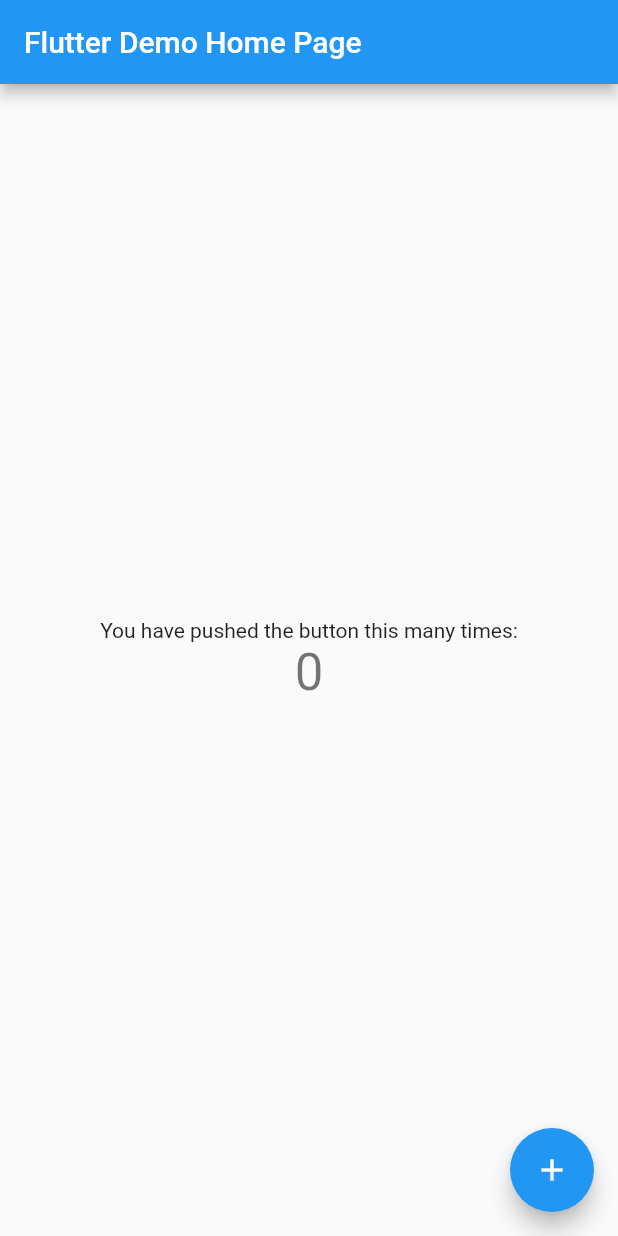
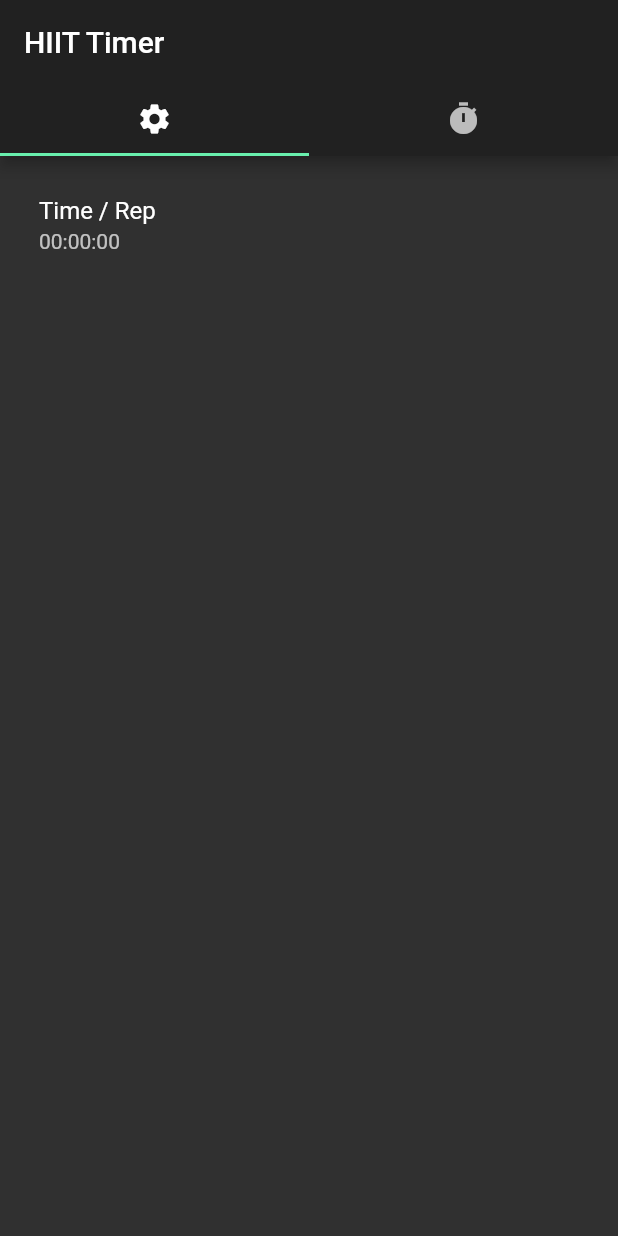
Before and after one commit to DJayalath/hiit_timer, a Flutter app: the screen it shows after launch, on a phone screen of 412 x 824 dp. Run offline on Flutter 3.47's test engine with Material 2 defaults, Android fonts, the phone set to English and light mode, and no system bars; missing offline and left inert: flutter_picker.

Commit message:
Skeleton structure with rep time selection

```diff
--- a/lib/main.dart
+++ b/lib/main.dart
@@ -1,111 +1,56 @@
 import 'package:flutter/material.dart';
 
-void main() => runApp(MyApp());
+import 'settings.dart';
+import 'timer.dart';
 
-class MyApp extends StatelessWidget {
-  // This widget is the root of your application.
+void main() => runApp(HIITTimer());
+
+class HIITTimer extends StatelessWidget {
+  // Root of application
   @override
   Widget build(BuildContext context) {
     return MaterialApp(
-      title: 'Flutter Demo',
+      title: 'HIIT Timer',
+      themeMode: ThemeMode.dark,
       theme: ThemeData(
-        // This is the theme of your application.
-        //
-        // Try running your application with "flutter run". You'll see the
-        // application has a blue toolbar. Then, without quitting the app, try
-        // changing the primarySwatch below to Colors.green and then invoke
-        // "hot reload" (press "r" in the console where you ran "flutter run",
-        // or simply save your changes to "hot reload" in a Flutter IDE).
-        // Notice that the counter didn't reset back to zero; the application
-        // is not restarted.
-        primarySwatch: Colors.blue,
+        brightness: Brightness.light,
+        primarySwatch: Colors.green,
       ),
-      home: MyHomePage(title: 'Flutter Demo Home Page'),
+      darkTheme: ThemeData(
+        brightness: Brightness.dark,
+        primarySwatch: Colors.green,
+        //primaryColor: Colors.greenAccent,
+        accentColor: Colors.greenAccent,
+        textTheme: TextTheme(
+          body1: TextStyle(
+            color: Colors.green,
+          )
+        )
+      ),
+      home: DefaultTabController(
+        length: 2,
+        child: Scaffold(
+          appBar: AppBar(
+            bottom: TabBar(
+              tabs: [
+                Tab(
+                  icon: Icon(Icons.settings),
+                ),
+                Tab(
+                  icon: Icon(Icons.timer),
+                ),
+              ],
+            ),
+            title: Text("HIIT Timer"),
+          ),
+          body: TabBarView(
+            children: [
+              Settings(),
+              Icon(Icons.timer),
+            ],
+          )
+        )
+      ),
     );
   }
 }
-
-class MyHomePage extends StatefulWidget {
-  MyHomePage({Key key, this.title}) : super(key: key);
-
-  // This widget is the home page of your application. It is stateful, meaning
-  // that it has a State object (defined below) that contains fields that affect
-  // how it looks.
-
-  // This class is the configuration for the state. It holds the values (in this
-  // case the title) provided by the parent (in this case the App widget) and
-  // used by the build method of the State. Fields in a Widget subclass are
-  // always marked "final".
-
-  final String title;
-
-  @override
-  _MyHomePageState createState() => _MyHomePageState();
-}
-
-class _MyHomePageState extends State<MyHomePage> {
-  int _counter = 0;
-
-  void _incrementCounter() {
-    setState(() {
-      // This call to setState tells the Flutter framework that something has
-      // changed in this State, which causes it to rerun the build method below
-      // so that the display can reflect the updated values. If we changed
-      // _counter without calling setState(), then the build method would not be
-      // called again, and so nothing would appear to happen.
-      _counter++;
-    });
-  }
-
-  @override
-  Widget build(BuildContext context) {
-    // This method is rerun every time setState is called, for instance as done
-    // by the _incrementCounter method above.
-    //
-    // The Flutter framework has been optimized to make rerunning build methods
-    // fast, so that you can just rebuild anything that needs updating rather
-    // than having to individually change instances of widgets.
-    return Scaffold(
-      appBar: AppBar(
-        // Here we take the value from the MyHomePage object that was created by
-        // the App.build method, and use it to set our appbar title.
-        title: Text(widget.title),
-      ),
-      body: Center(
-        // Center is a layout widget. It takes a single child and positions it
-        // in the middle of the parent.
-        child: Column(
-          // Column is also a layout widget. It takes a list of children and
-          // arranges them vertically. By default, it sizes itself to fit its
-          // children horizontally, and tries to be as tall as its parent.
-          //
-          // Invoke "debug painting" (press "p" in the console, choose the
-          // "Toggle Debug Paint" action from the Flutter Inspector in Android
-          // Studio, or the "Toggle Debug Paint" command in Visual Studio Code)
-          // to see the wireframe for each widget.
-          //
-          // Column has various properties to control how it sizes itself and
-          // how it positions its children. Here we use mainAxisAlignment to
-          // center the children vertically; the main axis here is the vertical
-          // axis because Columns are vertical (the cross axis would be
-          // horizontal).
-          mainAxisAlignment: MainAxisAlignment.center,
-          children: <Widget>[
-            Text(
-              'You have pushed the button this many times:',
-            ),
-            Text(
-              '$_counter',
-              style: Theme.of(context).textTheme.display1,
-            ),
-          ],
-        ),
-      ),
-      floatingActionButton: FloatingActionButton(
-        onPressed: _incrementCounter,
-        tooltip: 'Increment',
-        child: Icon(Icons.add),
-      ), // This trailing comma makes auto-formatting nicer for build methods.
-    );
-  }
-}
--- /dev/null
+++ b/lib/settings.dart
@@ -0,0 +1,77 @@
+import 'package:flutter/cupertino.dart';
+import 'package:flutter/material.dart';
+import 'package:flutter_picker/flutter_picker.dart';
+
+class Settings extends StatefulWidget {
+    @override
+    SettingsState createState() => SettingsState();
+}
+
+class SettingsState extends State<Settings> {
+
+    Settings settings = Settings();
+
+    var repTime = Duration();
+
+    @override
+    Widget build(BuildContext context) {
+        // TODO: implement build
+        return Scaffold (
+            body: Container(
+                padding: EdgeInsets.all(10.0),
+                alignment: Alignment.topCenter,
+                child: ListView(
+                    children: <Widget>[
+                        ListTile(
+                            onTap: () => repPicker(),
+                            title: Text('Time / Rep'),
+                            subtitle: Text(
+                                "${_printDuration(repTime)}",
+                            ),
+                        ),
+                    ]
+                )
+            )
+        );
+    }
+
+    void repPicker() {
+        Picker(
+            adapter: NumberPickerAdapter(data: <NumberPickerColumn>[
+                const NumberPickerColumn(begin: 0, end: 60, suffix: Text(' minutes')),
+                const NumberPickerColumn(begin: 0, end: 60, suffix: Text(' seconds')),
+            ]),
+            delimiter: <PickerDelimiter>[
+                PickerDelimiter(
+                    child: Container(
+                        width: 20.0,
+                        alignment: Alignment.center,
+                        child: Icon(Icons.more_vert),
+                    ),
+                )
+            ],
+            hideHeader: true,
+            confirmText: 'OK',
+            confirmTextStyle: TextStyle(inherit: false, color: Colors.red, fontSize: 22),
+            title: const Text('Select duration'),
+            selectedTextStyle: TextStyle(color: Colors.blue),
+            onConfirm: (Picker picker, List<int> value) {
+                setState(() {
+                    // You get your duration here
+                    repTime = Duration(minutes: picker.getSelectedValues()[0], seconds: picker.getSelectedValues()[1]);
+                });
+            },
+        ).showDialog(context);
+    }
+
+    String _printDuration(Duration duration) {
+        String twoDigits(int n) {
+            if (n >= 10) return "$n";
+            return "0$n";
+        }
+
+        String twoDigitMinutes = twoDigits(duration.inMinutes.remainder(60));
+        String twoDigitSeconds = twoDigits(duration.inSeconds.remainder(60));
+        return "${twoDigits(duration.inHours)}:$twoDigitMinutes:$twoDigitSeconds";
+    }
+}
--- a/pubspec.yaml
+++ b/pubspec.yaml
@@ -23,6 +23,7 @@
   # The following adds the Cupertino Icons font to your application.
   # Use with the CupertinoIcons class for iOS style icons.
   cupertino_icons: ^0.1.2
+  flutter_picker: ^1.1.3
 
 dev_dependencies:
   flutter_test:
```
Also changed, not shown: lib/timer.dart (added, +29 -0 lines), pubspec.lock.
